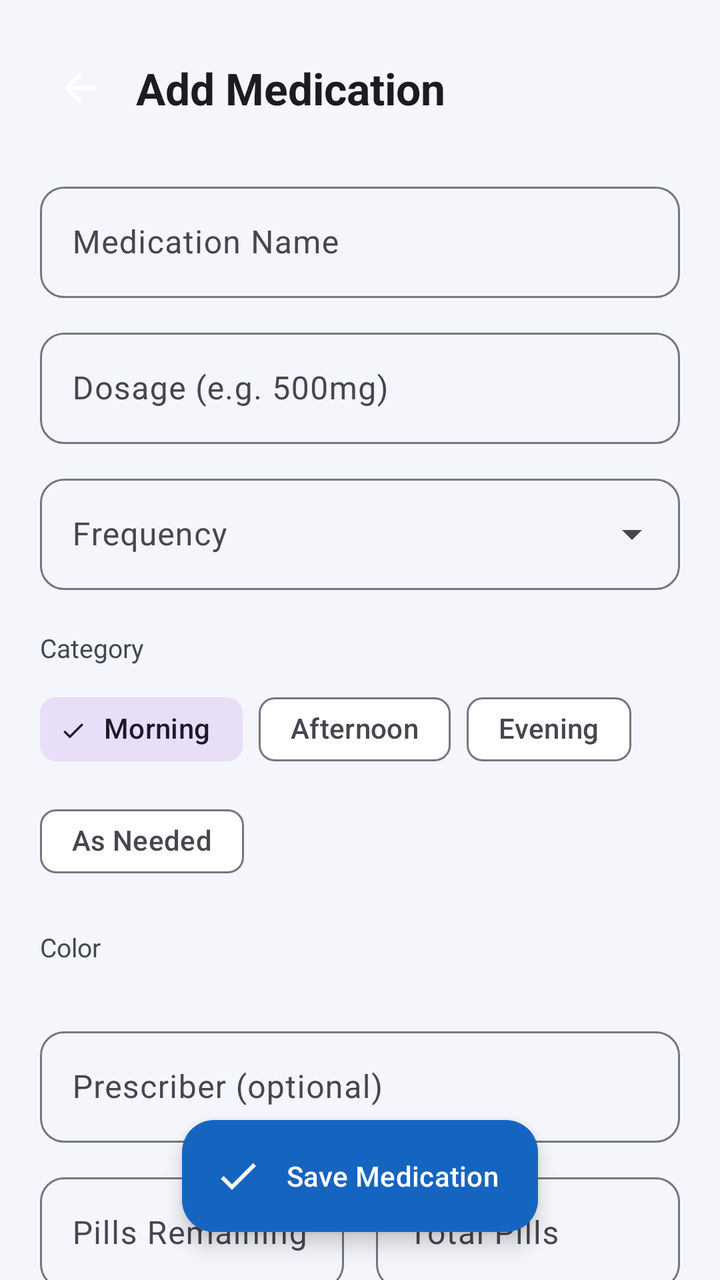
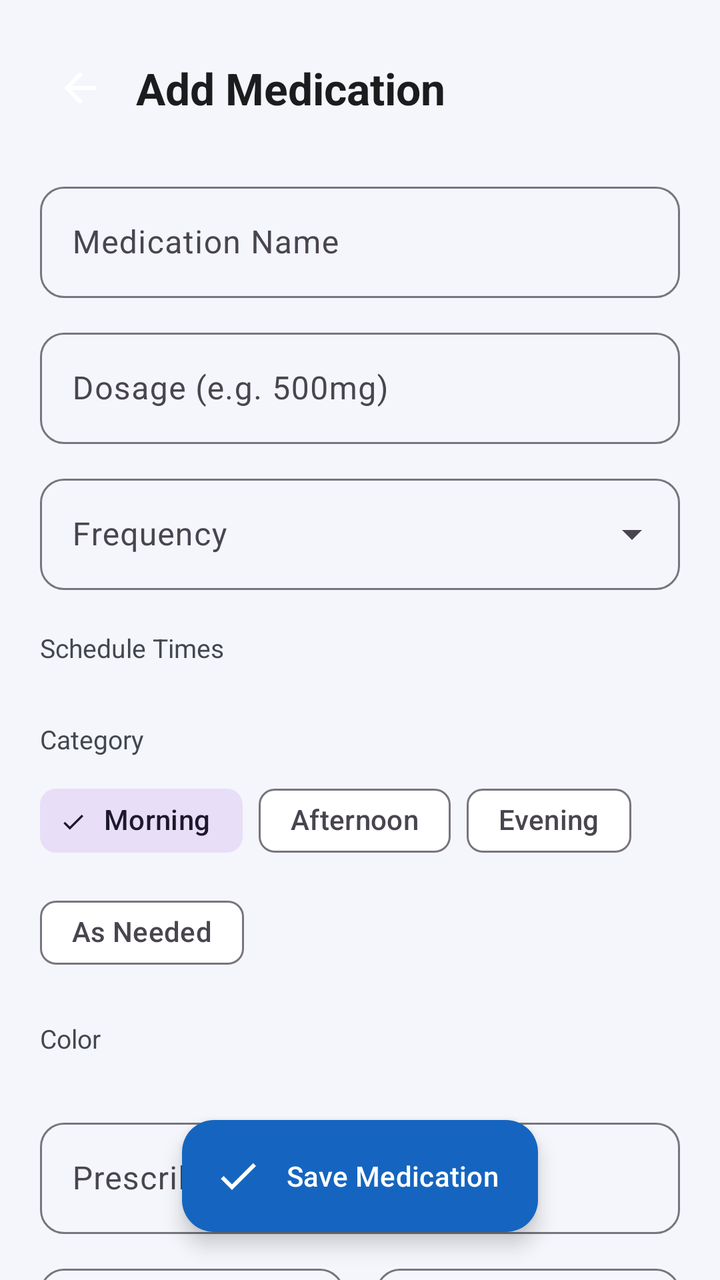

Before-and-after screenshots of an Android layout around one commit, followed by the original layout XML and the change that was made.
<!-- AndroidManifest.xml: application theme Theme.MediTrack -->
<!-- res/layout/fragment_add_edit_medication.xml -->
<?xml version="1.0" encoding="utf-8"?>
<androidx.coordinatorlayout.widget.CoordinatorLayout
    xmlns:android="http://schemas.android.com/apk/res/android"
    xmlns:app="http://schemas.android.com/apk/res-auto"
    android:layout_width="match_parent"
    android:layout_height="match_parent"
    android:background="@color/background">

    <androidx.core.widget.NestedScrollView
        android:layout_width="match_parent"
        android:layout_height="match_parent"
        android:paddingBottom="100dp"
        android:clipToPadding="false">

        <LinearLayout
            android:layout_width="match_parent"
            android:layout_height="wrap_content"
            android:orientation="vertical"
            android:paddingHorizontal="20dp"
            android:paddingTop="24dp"
            android:paddingBottom="24dp">

            
            <LinearLayout
                android:layout_width="match_parent"
                android:layout_height="wrap_content"
                android:orientation="horizontal"
                android:gravity="center_vertical"
                android:layout_marginBottom="24dp">

                <ImageButton
                    android:id="@+id/btn_back"
                    android:layout_width="40dp"
                    android:layout_height="40dp"
                    android:background="?attr/selectableItemBackgroundBorderless"
                    android:src="@drawable/ic_back"
                    android:contentDescription="Back" />

                <TextView
                    android:id="@+id/tv_form_title"
                    android:layout_width="wrap_content"
                    android:layout_height="wrap_content"
                    android:layout_marginStart="8dp"
                    android:text="Add Medication"
                    android:textSize="22sp"
                    android:textStyle="bold"
                    android:textColor="@color/on_surface" />

            </LinearLayout>

            
            <com.google.android.material.textfield.TextInputLayout
                android:id="@+id/layout_name"
                android:layout_width="match_parent"
                android:layout_height="wrap_content"
                android:hint="Medication Name"
                style="@style/Widget.Material3.TextInputLayout.OutlinedBox"
                app:boxCornerRadiusTopStart="12dp"
                app:boxCornerRadiusTopEnd="12dp"
                app:boxCornerRadiusBottomStart="12dp"
                app:boxCornerRadiusBottomEnd="12dp">

                <com.google.android.material.textfield.TextInputEditText
                    android:id="@+id/et_name"
                    android:layout_width="match_parent"
                    android:layout_height="wrap_content"
                    android:inputType="textCapWords"
                    android:maxLines="1" />

            </com.google.android.material.textfield.TextInputLayout>

            
            <com.google.android.material.textfield.TextInputLayout
                android:id="@+id/layout_dosage"
                android:layout_width="match_parent"
                android:layout_height="wrap_content"
                android:layout_marginTop="12dp"
                android:hint="Dosage (e.g. 500mg)"
                style="@style/Widget.Material3.TextInputLayout.OutlinedBox"
                app:boxCornerRadiusTopStart="12dp"
                app:boxCornerRadiusTopEnd="12dp"
                app:boxCornerRadiusBottomStart="12dp"
                app:boxCornerRadiusBottomEnd="12dp">

                <com.google.android.material.textfield.TextInputEditText
                    android:id="@+id/et_dosage"
                    android:layout_width="match_parent"
                    android:layout_height="wrap_content"
                    android:inputType="text"
                    android:maxLines="1" />

            </com.google.android.material.textfield.TextInputLayout>

            
            <com.google.android.material.textfield.TextInputLayout
                android:id="@+id/layout_frequency"
                android:layout_width="match_parent"
                android:layout_height="wrap_content"
                android:layout_marginTop="12dp"
                android:hint="Frequency"
                style="@style/Widget.Material3.TextInputLayout.OutlinedBox.ExposedDropdownMenu"
                app:boxCornerRadiusTopStart="12dp"
                app:boxCornerRadiusTopEnd="12dp"
                app:boxCornerRadiusBottomStart="12dp"
                app:boxCornerRadiusBottomEnd="12dp">

                <AutoCompleteTextView
                    android:id="@+id/dropdown_frequency"
                    android:layout_width="match_parent"
                    android:layout_height="wrap_content"
                    android:inputType="none"
                    android:focusable="false" />

            </com.google.android.material.textfield.TextInputLayout>

            
            <TextView
                android:layout_width="wrap_content"
                android:layout_height="wrap_content"
                android:text="Category"
                android:textSize="13sp"
                android:textColor="@color/on_surface_variant"
                android:layout_marginTop="20dp"
                android:layout_marginBottom="8dp" />

            <com.google.android.material.chip.ChipGroup
                android:id="@+id/chip_group_category"
                android:layout_width="match_parent"
                android:layout_height="wrap_content"
                app:singleSelection="true"
                app:selectionRequired="true">

                <com.google.android.material.chip.Chip
                    android:id="@+id/chip_cat_morning"
                    android:layout_width="wrap_content"
                    android:layout_height="wrap_content"
                    android:text="Morning"
                    android:checked="true"
                    style="@style/Widget.Material3.Chip.Filter" />

                <com.google.android.material.chip.Chip
                    android:id="@+id/chip_cat_afternoon"
                    android:layout_width="wrap_content"
                    android:layout_height="wrap_content"
                    android:text="Afternoon"
                    style="@style/Widget.Material3.Chip.Filter" />

                <com.google.android.material.chip.Chip
                    android:id="@+id/chip_cat_evening"
                    android:layout_width="wrap_content"
                    android:layout_height="wrap_content"
                    android:text="Evening"
                    style="@style/Widget.Material3.Chip.Filter" />

                <com.google.android.material.chip.Chip
                    android:id="@+id/chip_cat_as_needed"
                    android:layout_width="wrap_content"
                    android:layout_height="wrap_content"
                    android:text="As Needed"
                    style="@style/Widget.Material3.Chip.Filter" />

            </com.google.android.material.chip.ChipGroup>

            
            <TextView
                android:layout_width="wrap_content"
                android:layout_height="wrap_content"
                android:text="Color"
                android:textSize="13sp"
                android:textColor="@color/on_surface_variant"
                android:layout_marginTop="20dp"
                android:layout_marginBottom="8dp" />

            
            <LinearLayout
                android:id="@+id/ll_color_swatches"
                android:layout_width="match_parent"
                android:layout_height="wrap_content"
                android:orientation="horizontal"
                android:gravity="start" />

            
            <com.google.android.material.textfield.TextInputLayout
                android:layout_width="match_parent"
                android:layout_height="wrap_content"
                android:layout_marginTop="20dp"
                android:hint="Prescriber (optional)"
                style="@style/Widget.Material3.TextInputLayout.OutlinedBox"
                app:boxCornerRadiusTopStart="12dp"
                app:boxCornerRadiusTopEnd="12dp"
                app:boxCornerRadiusBottomStart="12dp"
                app:boxCornerRadiusBottomEnd="12dp">

                <com.google.android.material.textfield.TextInputEditText
                    android:id="@+id/et_prescriber"
                    android:layout_width="match_parent"
                    android:layout_height="wrap_content"
                    android:inputType="textCapWords"
                    android:maxLines="1" />

            </com.google.android.material.textfield.TextInputLayout>

            
            <LinearLayout
                android:layout_width="match_parent"
                android:layout_height="wrap_content"
                android:orientation="horizontal"
                android:layout_marginTop="12dp">

                <com.google.android.material.textfield.TextInputLayout
                    android:layout_width="0dp"
                    android:layout_height="wrap_content"
                    android:layout_weight="1"
                    android:layout_marginEnd="8dp"
                    android:hint="Pills Remaining"
                    style="@style/Widget.Material3.TextInputLayout.OutlinedBox"
                    app:boxCornerRadiusTopStart="12dp"
                    app:boxCornerRadiusTopEnd="12dp"
                    app:boxCornerRadiusBottomStart="12dp"
                    app:boxCornerRadiusBottomEnd="12dp">

                    <com.google.android.material.textfield.TextInputEditText
                        android:id="@+id/et_pills_remaining"
                        android:layout_width="match_parent"
                        android:layout_height="wrap_content"
                        android:inputType="number"
                        android:maxLines="1" />

                </com.google.android.material.textfield.TextInputLayout>

                <com.google.android.material.textfield.TextInputLayout
                    android:layout_width="0dp"
                    android:layout_height="wrap_content"
                    android:layout_weight="1"
                    android:layout_marginStart="8dp"
                    android:hint="Total Pills"
                    style="@style/Widget.Material3.TextInputLayout.OutlinedBox"
                    app:boxCornerRadiusTopStart="12dp"
                    app:boxCornerRadiusTopEnd="12dp"
                    app:boxCornerRadiusBottomStart="12dp"
                    app:boxCornerRadiusBottomEnd="12dp">

                    <com.google.android.material.textfield.TextInputEditText
                        android:id="@+id/et_pills_total"
                        android:layout_width="match_parent"
                        android:layout_height="wrap_content"
                        android:inputType="number"
                        android:maxLines="1" />

                </com.google.android.material.textfield.TextInputLayout>

            </LinearLayout>

            
            <com.google.android.material.textfield.TextInputLayout
                android:layout_width="match_parent"
                android:layout_height="wrap_content"
                android:layout_marginTop="12dp"
                android:hint="Refill Date (optional)"
                style="@style/Widget.Material3.TextInputLayout.OutlinedBox"
                app:endIconMode="custom"
                app:endIconDrawable="@drawable/ic_history"
                app:boxCornerRadiusTopStart="12dp"
                app:boxCornerRadiusTopEnd="12dp"
                app:boxCornerRadiusBottomStart="12dp"
                app:boxCornerRadiusBottomEnd="12dp">

                <com.google.android.material.textfield.TextInputEditText
                    android:id="@+id/et_refill_date"
                    android:layout_width="match_parent"
                    android:layout_height="wrap_content"
                    android:focusable="false"
                    android:inputType="none"
                    android:maxLines="1" />

            </com.google.android.material.textfield.TextInputLayout>

            
            <com.google.android.material.textfield.TextInputLayout
                android:layout_width="match_parent"
                android:layout_height="wrap_content"
                android:layout_marginTop="12dp"
                android:hint="Notes (optional)"
                style="@style/Widget.Material3.TextInputLayout.OutlinedBox"
                app:boxCornerRadiusTopStart="12dp"
                app:boxCornerRadiusTopEnd="12dp"
                app:boxCornerRadiusBottomStart="12dp"
                app:boxCornerRadiusBottomEnd="12dp">

                <com.google.android.material.textfield.TextInputEditText
                    android:id="@+id/et_notes"
                    android:layout_width="match_parent"
                    android:layout_height="wrap_content"
                    android:inputType="textMultiLine"
                    android:minLines="3"
                    android:maxLines="6" />

            </com.google.android.material.textfield.TextInputLayout>

        </LinearLayout>

    </androidx.core.widget.NestedScrollView>

    
    <com.google.android.material.floatingactionbutton.ExtendedFloatingActionButton
        android:id="@+id/fab_save"
        android:layout_width="wrap_content"
        android:layout_height="wrap_content"
        android:layout_gravity="bottom|center_horizontal"
        android:layout_marginBottom="24dp"
        android:text="Save Medication"
        app:icon="@drawable/ic_check"
        app:backgroundTint="@color/primary"
        android:textColor="@color/white"
        app:iconTint="@color/white" />

</androidx.coordinatorlayout.widget.CoordinatorLayout>
<!-- resources referenced by this layout -->
<resources>
  <color name="background">#F4F6FB</color>
  <color name="on_surface">#1A1C1E</color>
  <color name="on_surface_variant">#44474F</color>
  <color name="primary">#1565C0</color>
  <color name="white">#FFFFFFFF</color>
  <!-- drawable ic_back (drawable) -->
  <?xml version="1.0" encoding="utf-8"?>
  <vector xmlns:android="http://schemas.android.com/apk/res/android"
      android:width="24dp"
      android:height="24dp"
      android:viewportWidth="24"
      android:viewportHeight="24"
      android:tint="?attr/colorOnPrimary">
      <path
          android:fillColor="@android:color/white"
          android:pathData="M20,11H7.83l5.59,-5.59L12,4l-8,8 8,8 1.41,-1.41L7.83,13H20v-2z" />
  </vector>
  <!-- drawable ic_check (drawable) -->
  <?xml version="1.0" encoding="utf-8"?>
  <vector xmlns:android="http://schemas.android.com/apk/res/android"
      android:width="24dp"
      android:height="24dp"
      android:viewportWidth="24"
      android:viewportHeight="24"
      android:tint="?attr/colorOnPrimary">
      <path
          android:fillColor="@android:color/white"
          android:pathData="M9,16.17L4.83,12l-1.42,1.41L9,19 21,7l-1.41,-1.41z" />
  </vector>
  <!-- drawable ic_history (drawable) -->
  <?xml version="1.0" encoding="utf-8"?>
  <vector xmlns:android="http://schemas.android.com/apk/res/android"
      android:width="24dp"
      android:height="24dp"
      android:viewportWidth="24"
      android:viewportHeight="24"
      android:tint="?attr/colorControlNormal">
      <path
          android:fillColor="@android:color/white"
          android:pathData="M13,3c-4.97,0 -9,4.03 -9,9L1,12l3.89,3.89 0.07,0.14L9,12L6,12c0,-3.87 3.13,-7 7,-7s7,3.13 7,7 -3.13,7 -7,7c-1.93,0 -3.68,-0.79 -4.94,-2.06l-1.42,1.42C8.27,19.99 10.51,21 13,21c4.97,0 9,-4.03 9,-9s-4.03,-9 -9,-9zM12,8v5l4.28,2.54 0.72,-1.21 -3.5,-2.08L13.5,8L12,8z" />
  </vector>
  <style name="Theme.MediTrack" parent="Base.Theme.MediTrack" />
  <style name="Base.Theme.MediTrack" parent="Theme.Material3.DayNight.NoActionBar">
          <item name="colorPrimary">@color/primary</item>
          <item name="colorPrimaryVariant">@color/primary_dark</item>
          <item name="colorSecondary">@color/secondary</item>
          <item name="android:colorBackground">@color/background</item>
          <item name="colorSurface">@color/surface</item>
          <item name="android:statusBarColor">@color/primary_dark</item>
          <item name="android:navigationBarColor">@color/surface</item>
      </style>
  <color name="primary_dark">#0D47A1</color>
  <color name="secondary">#00897B</color>
  <color name="surface">#FFFFFF</color>
</resources>

<!-- the commit's change to res/layout/fragment_add_edit_medication.xml (unified diff, before → after) -->
@@ -112,6 +112,29 @@
                     android:focusable="false" />
 
             </com.google.android.material.textfield.TextInputLayout>
+
+            
+            <LinearLayout
+                android:id="@+id/ll_time_slots"
+                android:layout_width="match_parent"
+                android:layout_height="wrap_content"
+                android:orientation="vertical"
+                android:layout_marginTop="20dp">
+
+                <TextView
+                    android:layout_width="wrap_content"
+                    android:layout_height="wrap_content"
+                    android:text="Schedule Times"
+                    android:textSize="13sp"
+                    android:textColor="@color/on_surface_variant"
+                    android:layout_marginBottom="8dp" />
+
+                <com.google.android.material.chip.ChipGroup
+                    android:id="@+id/chip_group_times"
+                    android:layout_width="match_parent"
+                    android:layout_height="wrap_content" />
+
+            </LinearLayout>
 
             
             <TextView
